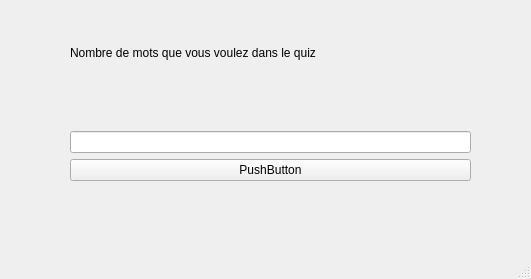
Qt form quizvocab.ui (EldernXa/LearnVocab) before a commit.
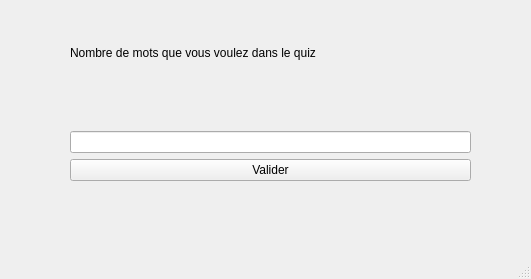
The same form after that commit.

Patch:
```diff
--- a/quizvocab.ui
+++ b/quizvocab.ui
@@ -44,7 +44,7 @@
      <item>
       <widget class="QPushButton" name="pushButtonToValidNumberOfWord">
        <property name="text">
-        <string>PushButton</string>
+        <string>Valider</string>
        </property>
       </widget>
      </item>
```
